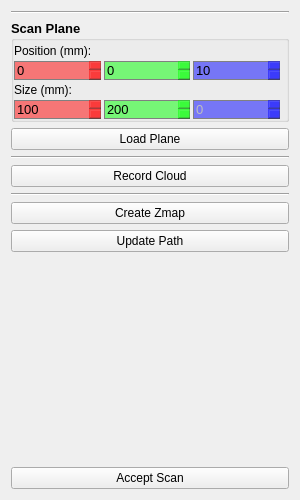
This is proper_cloud/resources/scan.ui in openlmd/proper as Qt 5 draws it before an edit. The edited form follows.
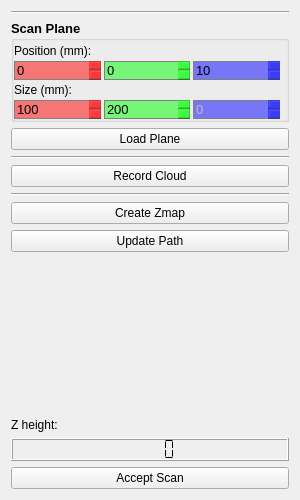
This is the edited form.

Commit message: Line height estimation beta

Diff of the .ui file:
```diff
--- a/proper_cloud/resources/scan.ui
+++ b/proper_cloud/resources/scan.ui
@@ -14,7 +14,7 @@
    <string>Form</string>
   </property>
   <layout class="QGridLayout" name="gridLayout">
-   <item row="8" column="0">
+   <item row="8" column="1">
     <spacer name="verticalSpacer">
      <property name="orientation">
       <enum>Qt::Vertical</enum>
@@ -27,21 +27,21 @@
      </property>
     </spacer>
    </item>
-   <item row="3" column="0">
+   <item row="3" column="1">
     <widget class="Line" name="line_2">
      <property name="orientation">
       <enum>Qt::Horizontal</enum>
      </property>
     </widget>
    </item>
-   <item row="0" column="0">
+   <item row="0" column="1">
     <widget class="Line" name="line">
      <property name="orientation">
       <enum>Qt::Horizontal</enum>
      </property>
     </widget>
    </item>
-   <item row="1" column="0">
+   <item row="1" column="1">
     <widget class="QGroupBox" name="grpPlane">
      <property name="font">
       <font>
@@ -347,14 +347,14 @@
      </layout>
     </widget>
    </item>
-   <item row="2" column="0">
+   <item row="2" column="1">
     <widget class="QPushButton" name="btnPlane">
      <property name="text">
       <string>Load Plane</string>
      </property>
     </widget>
    </item>
-   <item row="4" column="0">
+   <item row="4" column="1">
     <widget class="QPushButton" name="btnRecord">
      <property name="minimumSize">
       <size>
@@ -384,34 +384,54 @@
      </property>
     </widget>
    </item>
-   <item row="5" column="0">
+   <item row="5" column="1">
     <widget class="Line" name="line_3">
      <property name="orientation">
       <enum>Qt::Horizontal</enum>
      </property>
     </widget>
    </item>
-   <item row="9" column="0">
+   <item row="11" column="1">
     <widget class="QPushButton" name="btnScan">
      <property name="text">
       <string>Accept Scan</string>
      </property>
     </widget>
    </item>
-   <item row="6" column="0">
+   <item row="6" column="1">
     <widget class="QPushButton" name="btnZmap">
      <property name="text">
       <string>Create Zmap</string>
      </property>
     </widget>
    </item>
-   <item row="7" column="0">
+   <item row="7" column="1">
     <widget class="QPushButton" name="btnPath">
      <property name="text">
       <string>Update Path</string>
      </property>
     </widget>
    </item>
+   <item row="10" column="1">
+    <widget class="QLCDNumber" name="lcdZ">
+     <property name="smallDecimalPoint">
+      <bool>false</bool>
+     </property>
+     <property name="segmentStyle">
+      <enum>QLCDNumber::Flat</enum>
+     </property>
+     <property name="value" stdset="0">
+      <double>0.000000000000000</double>
+     </property>
+    </widget>
+   </item>
+   <item row="9" column="1">
+    <widget class="QLabel" name="lblZ">
+     <property name="text">
+      <string>Z height:</string>
+     </property>
+    </widget>
+   </item>
   </layout>
  </widget>
  <resources/>
```
The commit also changes 2 other files.
